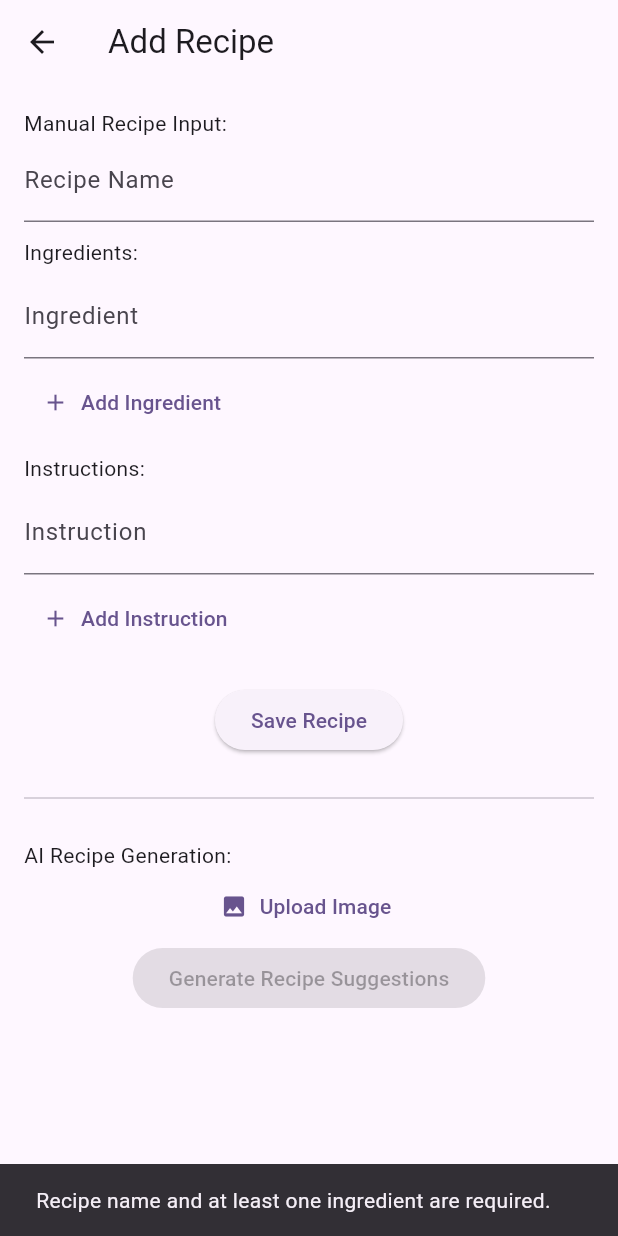
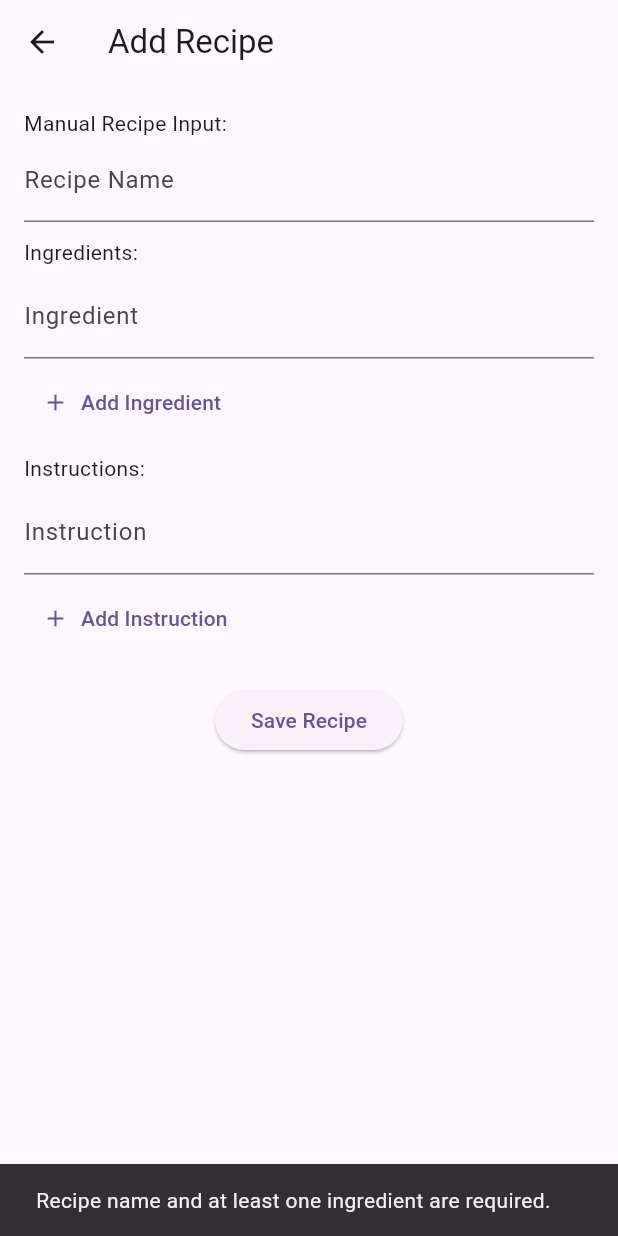
Before and after one commit to Tristen-Brown/MealPrepApp-CS3203, a Flutter app: the AddRecipeScreen screen opened directly, after a tap on "Save Recipe", on a phone screen of 412 x 824 dp. Run offline on Flutter 3.47's test engine with Material 3 defaults, Android fonts, the phone set to English and light mode, and no system bars; our stand-ins replace image_picker.

Commit message:
Fix recipe integration and add RecipeManager

```diff
--- a/lib/screens/add_recipe_screen.dart
+++ b/lib/screens/add_recipe_screen.dart
@@ -4,6 +4,7 @@ import 'dart:typed_data';
 import 'package:http/http.dart' as http;
 import 'dart:convert';
 import 'package:http_parser/http_parser.dart';
+import '../services/recipe_manager.dart';
 
 class AddRecipeScreen extends StatefulWidget {
   const AddRecipeScreen({super.key});
@@ -92,11 +93,12 @@ class _AddRecipeScreenState extends State<AddRecipeScreen> {
       return;
     }
 
-    // Here, you could save the recipe to a backend or local storage
-    print("Recipe saved:");
-    print("Name: $recipeName");
-    print("Ingredients: ${ingredients.join(", ")}");
-    print("Instructions: ${instructions.join(", ")}");
+    // Save the recipe using RecipeManager
+    RecipeManager().addRecipe(
+      recipeName,
+      ingredients.join(", "),
+      instructions.join(". "),
+    );
 
     ScaffoldMessenger.of(context).showSnackBar(
       const SnackBar(content: Text("Recipe saved successfully!")),
@@ -116,7 +118,6 @@ class _AddRecipeScreenState extends State<AddRecipeScreen> {
           child: Column(
             crossAxisAlignment: CrossAxisAlignment.start,
             children: [
-              // Manual Recipe Input Section
               const Text("Manual Recipe Input:"),
               TextField(
                 controller: _recipeNameController,
@@ -134,10 +135,6 @@ class _AddRecipeScreenState extends State<AddRecipeScreen> {
                     decoration: const InputDecoration(
                       labelText: "Ingredient",
                     ),
-                    onSubmitted: (_) {
-                      addIngredientField();
-                      FocusScope.of(context).requestFocus(FocusNode());
-                    },
                   ),
                 );
               }).toList(),
@@ -156,10 +153,6 @@ class _AddRecipeScreenState extends State<AddRecipeScreen> {
                     decoration: const InputDecoration(
                       labelText: "Instruction",
                     ),
-                    onSubmitted: (_) {
-                      addInstructionField();
-                      FocusScope.of(context).requestFocus(FocusNode());
-                    },
                   ),
                 );
               }).toList(),
@@ -175,35 +168,6 @@ class _AddRecipeScreenState extends State<AddRecipeScreen> {
                   child: const Text("Save Recipe"),
                 ),
               ),
-
-              const SizedBox(height: 20),
-              const Divider(),
-              const SizedBox(height: 20),
-
-              // AI Recipe Generation Section
-              const Text("AI Recipe Generation:"),
-              Center(
-                child: Column(
-                  children: [
-                    if (_selectedImageBytes != null)
-                      Image.memory(
-                        _selectedImageBytes!,
-                        height: 200,
-                        width: 200,
-                        fit: BoxFit.cover,
-                      ),
-                    TextButton.icon(
-                      onPressed: pickAndSendImage,
-                      icon: const Icon(Icons.image),
-                      label: const Text("Upload Image"),
-                    ),
-                    ElevatedButton(
-                      onPressed: _selectedImageBytes != null ? () => sendImageToServer(_selectedImageBytes!) : null,
-                      child: const Text("Generate Recipe Suggestions"),
-                    ),
-                  ],
-                ),
-              ),
             ],
           ),
         ),
@@ -211,6 +175,7 @@ class _AddRecipeScreenState extends State<AddRecipeScreen> {
     );
   }
 }
+
 
 // import 'package:flutter/material.dart';
 // import 'package:shared_preferences/shared_preferences.dart';
--- /dev/null
+++ b/lib/services/recipe_manager.dart
@@ -0,0 +1,31 @@
+class RecipeManager {
+  static final RecipeManager _instance = RecipeManager._internal();
+
+  factory RecipeManager() {
+    return _instance;
+  }
+
+  RecipeManager._internal();
+
+  // Shared list of recipes
+  final List<Map<String, String>> recipes = [];
+
+  // Add a recipe
+  void addRecipe(String name, String ingredients, String instructions) {
+    recipes.add({
+      "name": name,
+      "ingredients": ingredients,
+      "instructions": instructions,
+    });
+  }
+
+  // Get all recipes
+  List<Map<String, String>> getRecipes() {
+    return recipes;
+  }
+
+  // Delete a recipe
+  void deleteRecipe(int index) {
+    recipes.removeAt(index);
+  }
+}
```
Also changed, not shown: lib/screens/recipe_list_screen.dart (+5 -28 lines).
